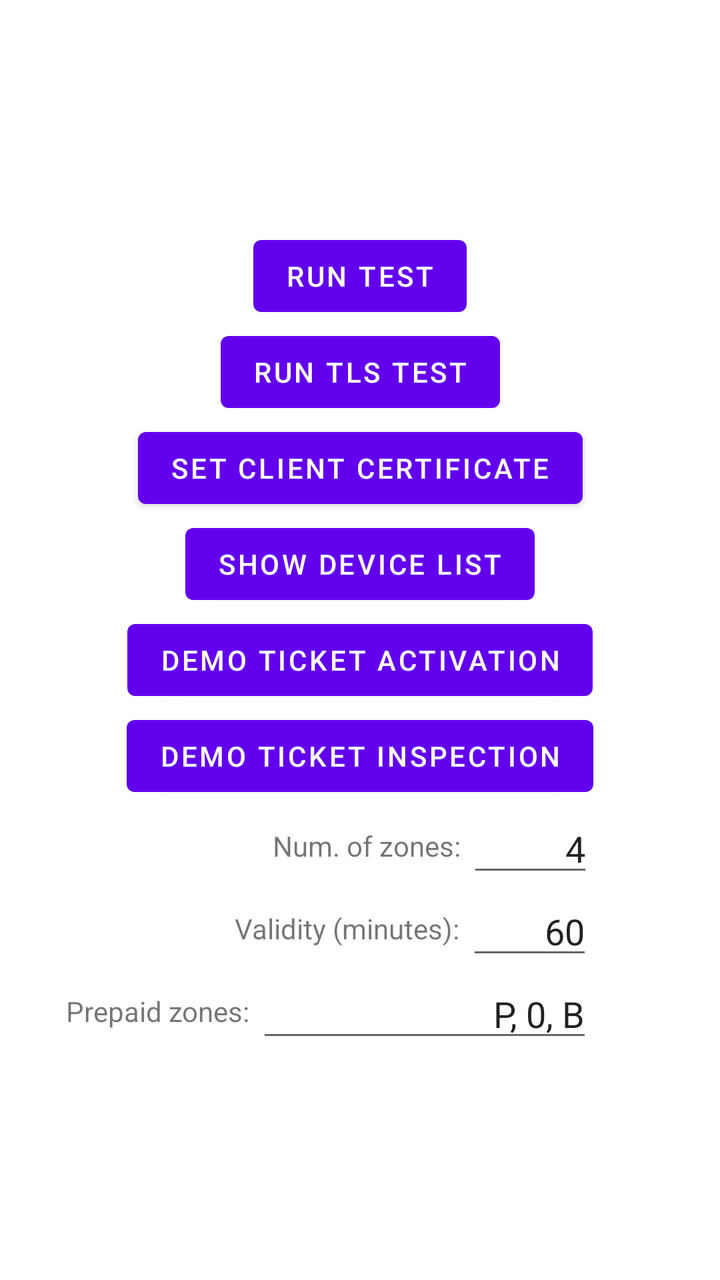
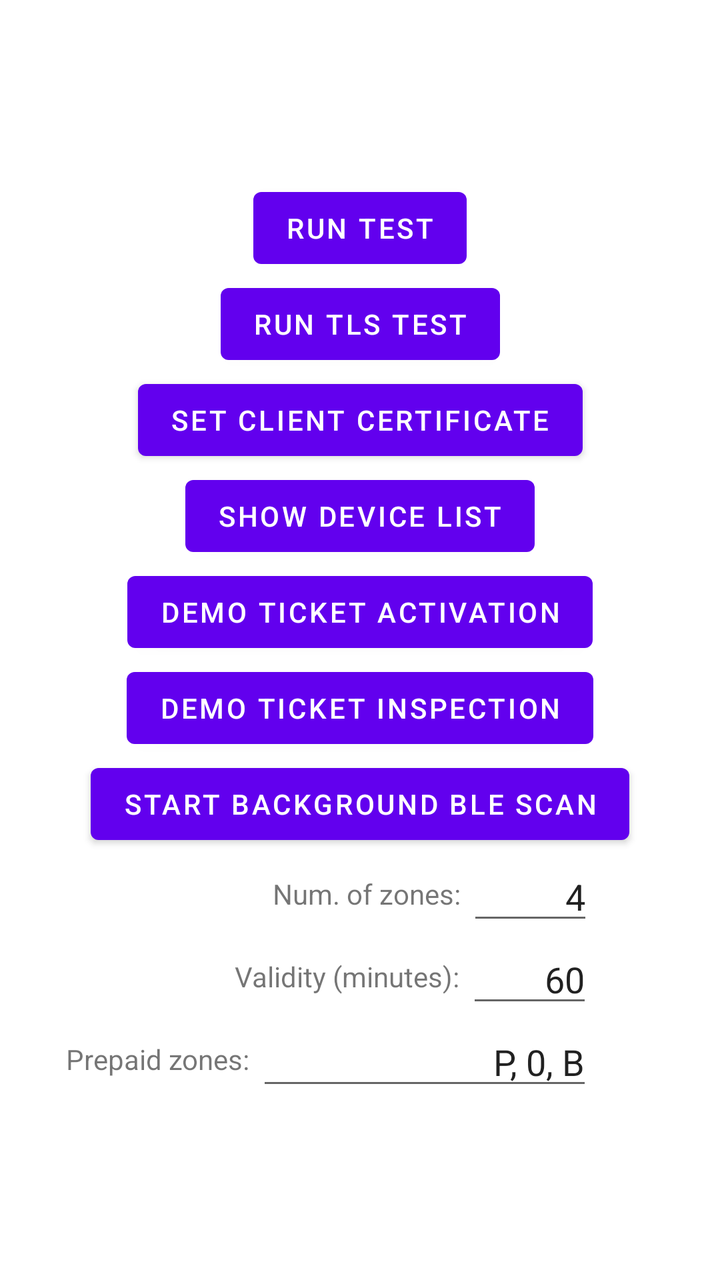

An Android layout rendered at two revisions. The XML below is the earlier revision; the diff shows what the commit changed to produce the second picture.
<!-- AndroidManifest.xml: application theme Theme.LWTDemo -->
<!-- res/layout/activity_main.xml -->
<?xml version="1.0" encoding="utf-8"?>
<androidx.constraintlayout.widget.ConstraintLayout xmlns:android="http://schemas.android.com/apk/res/android"
    xmlns:app="http://schemas.android.com/apk/res-auto"
    xmlns:tools="http://schemas.android.com/tools"
    android:layout_width="match_parent"
    android:layout_height="match_parent">

    <Button
        android:id="@+id/btnTest"
        android:layout_width="wrap_content"
        android:layout_height="wrap_content"
        android:text="Run test"
        app:layout_constraintBottom_toTopOf="@id/btnTestTls"
        app:layout_constraintEnd_toEndOf="parent"
        app:layout_constraintStart_toStartOf="parent"
        app:layout_constraintTop_toTopOf="parent"
        app:layout_constraintVertical_chainStyle="packed" />

    <Button
        android:id="@+id/btnTestTls"
        android:layout_width="wrap_content"
        android:layout_height="wrap_content"
        android:text="Run TLS test"
        app:layout_constraintBottom_toTopOf="@id/btnSetClientCert"
        app:layout_constraintEnd_toEndOf="parent"
        app:layout_constraintStart_toStartOf="parent"
        app:layout_constraintTop_toBottomOf="@id/btnTest" />

    <Button
        android:id="@+id/btnSetClientCert"
        android:layout_width="wrap_content"
        android:layout_height="wrap_content"
        android:text="Set client certificate"
        app:layout_constraintBottom_toTopOf="@id/btnShowDeviceList"
        app:layout_constraintEnd_toEndOf="parent"
        app:layout_constraintStart_toStartOf="parent"
        app:layout_constraintTop_toBottomOf="@id/btnTestTls" />

    <Button
        android:id="@+id/btnShowDeviceList"
        android:layout_width="wrap_content"
        android:layout_height="wrap_content"
        android:text="Show device list"
        app:layout_constraintEnd_toEndOf="parent"
        app:layout_constraintStart_toStartOf="parent"
        app:layout_constraintTop_toBottomOf="@+id/btnSetClientCert"
        app:layout_constraintBottom_toTopOf="@id/btnRunTicketActivation"/>

    <Button
        android:id="@+id/btnRunTicketActivation"
        android:layout_width="wrap_content"
        android:layout_height="wrap_content"
        android:text="Demo ticket activation"
        app:layout_constraintBottom_toTopOf="@id/btnRunTicketInspection"
        app:layout_constraintEnd_toEndOf="parent"
        app:layout_constraintStart_toStartOf="parent"
        app:layout_constraintTop_toBottomOf="@+id/btnShowDeviceList" />

    <Button
        android:id="@+id/btnRunTicketInspection"
        android:layout_width="wrap_content"
        android:layout_height="wrap_content"
        android:text="Demo ticket inspection"
        app:layout_constraintBottom_toTopOf="@id/etNumZones"
        app:layout_constraintEnd_toEndOf="parent"
        app:layout_constraintStart_toStartOf="parent"
        app:layout_constraintTop_toBottomOf="@+id/btnRunTicketActivation" />

    <EditText
        android:id="@+id/etNumZones"
        android:layout_width="wrap_content"
        android:layout_height="wrap_content"
        android:ems="3"
        android:inputType="number"
        android:selectAllOnFocus="true"
        android:text="4"
        android:textAlignment="textEnd"
        app:layout_constraintBottom_toTopOf="@id/etValidMinutes"
        app:layout_constraintEnd_toEndOf="@+id/btnRunTicketInspection"
        app:layout_constraintTop_toBottomOf="@+id/btnRunTicketInspection" />

    <TextView
        android:id="@+id/tvNumZonesLabel"
        android:layout_width="wrap_content"
        android:layout_height="wrap_content"
        android:text="Num. of zones: "
        app:layout_constraintBottom_toBottomOf="@+id/etNumZones"
        app:layout_constraintEnd_toStartOf="@+id/etNumZones"
        app:layout_constraintTop_toTopOf="@+id/etNumZones" />

    <EditText
        android:id="@+id/etValidMinutes"
        android:layout_width="wrap_content"
        android:layout_height="wrap_content"
        android:ems="3"
        android:inputType="number"
        android:text="60"
        android:textAlignment="textEnd"
        app:layout_constraintBottom_toTopOf="@id/etPrepaidZones"
        app:layout_constraintEnd_toEndOf="@+id/btnRunTicketActivation"
        app:layout_constraintTop_toBottomOf="@+id/etNumZones" />

    <TextView
        android:id="@+id/tvMinutesLabel"
        android:layout_width="wrap_content"
        android:layout_height="wrap_content"
        android:selectAllOnFocus="true"
        android:text="Validity (minutes): "
        app:layout_constraintBottom_toBottomOf="@+id/etValidMinutes"
        app:layout_constraintEnd_toStartOf="@+id/etValidMinutes"
        app:layout_constraintTop_toTopOf="@+id/etValidMinutes" />

    <EditText
        android:id="@+id/etPrepaidZones"
        android:layout_width="wrap_content"
        android:layout_height="wrap_content"
        android:ems="8"
        android:inputType="text"
        android:text="P, 0, B"
        android:textAlignment="textEnd"
        app:layout_constraintBottom_toBottomOf="parent"
        app:layout_constraintEnd_toEndOf="@+id/btnRunTicketActivation"
        app:layout_constraintTop_toBottomOf="@+id/etValidMinutes" />

    <TextView
        android:id="@+id/tvPrepaidZonesLabel"
        android:layout_width="wrap_content"
        android:layout_height="wrap_content"
        android:text="Prepaid zones: "
        app:layout_constraintBottom_toBottomOf="@+id/etPrepaidZones"
        app:layout_constraintEnd_toStartOf="@+id/etPrepaidZones"
        app:layout_constraintTop_toTopOf="@+id/etPrepaidZones" />

</androidx.constraintlayout.widget.ConstraintLayout>
<!-- resources referenced by this layout -->
<resources>
  <style name="Theme.LWTDemo" parent="Theme.LWTDemo.Base">
          
          <item name="colorPrimary">@color/purple_500</item>
          <item name="colorPrimaryVariant">@color/purple_700</item>
          <item name="colorPrimaryMuted">@color/purple_200</item>
          <item name="colorOnPrimary">@color/white</item>
          
          <item name="colorSecondary">@color/teal_200</item>
          <item name="colorSecondaryVariant">@color/teal_700</item>
          <item name="colorOnSecondary">@color/black</item>
          
          <item name="android:statusBarColor">?attr/colorPrimaryVariant</item>
          
      </style>
  <style name="Theme.LWTDemo.Base" parent="Theme.MaterialComponents.DayNight.DarkActionBar">
          <item name="materialIconButtonOutlinedStyle">@style/Ext.MaterialComponents.IconButton.Outlined</item>
      </style>
  <color name="purple_500">#FF6200EE</color>
  <color name="purple_700">#FF3700B3</color>
  <color name="purple_200">#FFBB86FC</color>
  <color name="white">#FFFFFFFF</color>
  <color name="teal_200">#FF03DAC5</color>
  <color name="teal_700">#FF018786</color>
  <color name="black">#FF000000</color>
  <style name="Ext.MaterialComponents.IconButton.Outlined" parent="Widget.MaterialComponents.Button.OutlinedButton">
          <item name="iconPadding">0dp</item>
          <item name="iconTint">?attr/colorPrimary</item>
          <item name="iconGravity">textStart</item>
          <item name="android:minWidth">0dp</item>
          <item name="strokeColor">@color/mtrl_btn_stroke_color_selector</item>
      </style>
</resources>

<!-- the commit's change to res/layout/activity_main.xml (unified diff, before → after) -->
@@ -61,10 +61,20 @@
         android:layout_width="wrap_content"
         android:layout_height="wrap_content"
         android:text="Demo ticket inspection"
+        app:layout_constraintBottom_toTopOf="@id/btnToggleBleService"
+        app:layout_constraintEnd_toEndOf="parent"
+        app:layout_constraintStart_toStartOf="parent"
+        app:layout_constraintTop_toBottomOf="@+id/btnRunTicketActivation" />
+
+    <Button
+        android:id="@+id/btnToggleBleService"
+        android:layout_width="wrap_content"
+        android:layout_height="wrap_content"
+        android:text="Start Background BLE Scan"
         app:layout_constraintBottom_toTopOf="@id/etNumZones"
         app:layout_constraintEnd_toEndOf="parent"
         app:layout_constraintStart_toStartOf="parent"
-        app:layout_constraintTop_toBottomOf="@+id/btnRunTicketActivation" />
+        app:layout_constraintTop_toBottomOf="@id/btnRunTicketInspection" />
 
     <EditText
         android:id="@+id/etNumZones"
@@ -77,7 +87,7 @@
         android:textAlignment="textEnd"
         app:layout_constraintBottom_toTopOf="@id/etValidMinutes"
         app:layout_constraintEnd_toEndOf="@+id/btnRunTicketInspection"
-        app:layout_constraintTop_toBottomOf="@+id/btnRunTicketInspection" />
+        app:layout_constraintTop_toBottomOf="@+id/btnToggleBleService" />
 
     <TextView
         android:id="@+id/tvNumZonesLabel"
